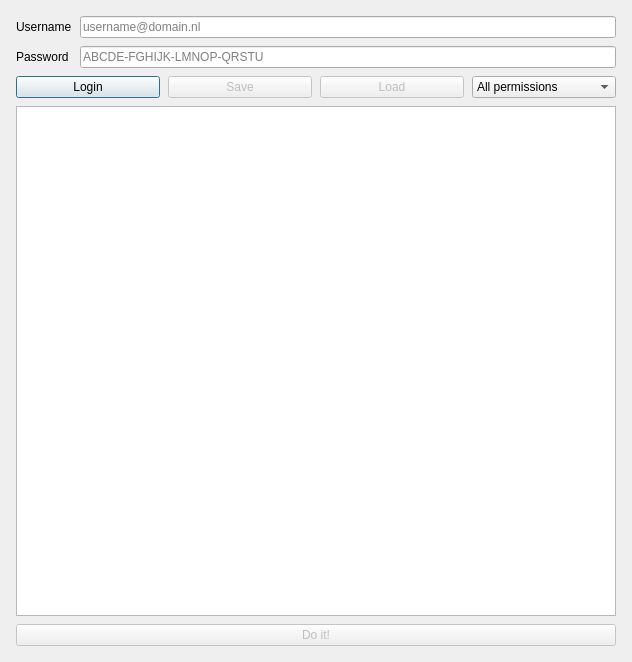
This is dialog.ui in rickdkk/folder-configurator as Qt 5 draws it before an edit. The edited form follows.
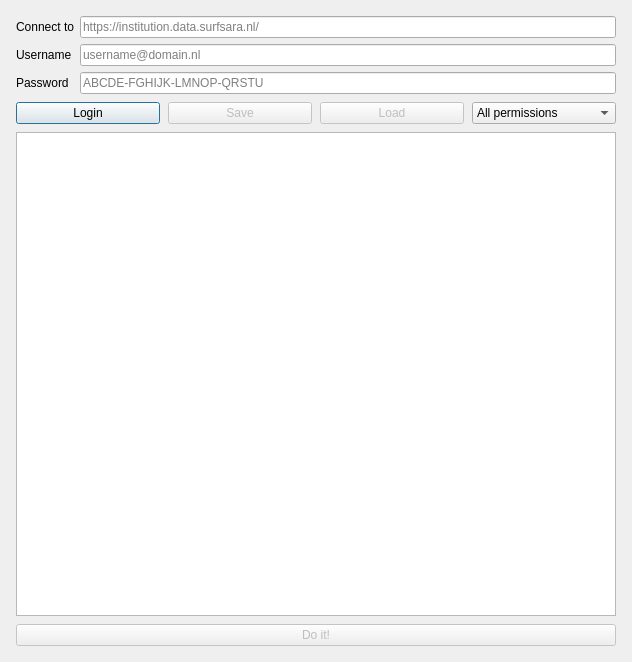
This is the edited form.

Patch:
```diff
--- a/dialog.ui
+++ b/dialog.ui
@@ -33,17 +33,27 @@
      </property>
      <item>
       <layout class="QFormLayout" name="formLayout">
-       <item row="0" column="0">
-        <widget class="QLabel" name="lbl_username">
-         <property name="toolTip">
-          <string>Username for FRD</string>
-         </property>
-         <property name="text">
-          <string>Username</string>
-         </property>
-        </widget>
-       </item>
+       <property name="horizontalSpacing">
+        <number>6</number>
+       </property>
+       <property name="verticalSpacing">
+        <number>6</number>
+       </property>
        <item row="0" column="1">
+        <widget class="QLineEdit" name="line_url">
+         <property name="placeholderText">
+          <string>https://institution.data.surfsara.nl/</string>
+         </property>
+        </widget>
+       </item>
+       <item row="0" column="0">
+        <widget class="QLabel" name="lbl_url">
+         <property name="text">
+          <string>Connect to</string>
+         </property>
+        </widget>
+       </item>
+       <item row="1" column="1">
         <widget class="QLineEdit" name="line_username">
          <property name="inputMask">
           <string/>
@@ -54,16 +64,16 @@
         </widget>
        </item>
        <item row="1" column="0">
-        <widget class="QLabel" name="lbl_password">
+        <widget class="QLabel" name="lbl_username">
          <property name="toolTip">
           <string>WebDAV password for FRD</string>
          </property>
          <property name="text">
-          <string>Password</string>
+          <string>Username</string>
          </property>
         </widget>
        </item>
-       <item row="1" column="1">
+       <item row="2" column="1">
         <widget class="QLineEdit" name="line_password">
          <property name="echoMode">
           <enum>QLineEdit::Password</enum>
@@ -73,6 +83,16 @@
          </property>
         </widget>
        </item>
+       <item row="2" column="0">
+        <widget class="QLabel" name="lbl_password">
+         <property name="toolTip">
+          <string>WebDAV password for FRD</string>
+         </property>
+         <property name="text">
+          <string>Password</string>
+         </property>
+        </widget>
+       </item>
       </layout>
      </item>
      <item>
```
Left out of the diff: 14 changed lines with no effect on the pictures.
